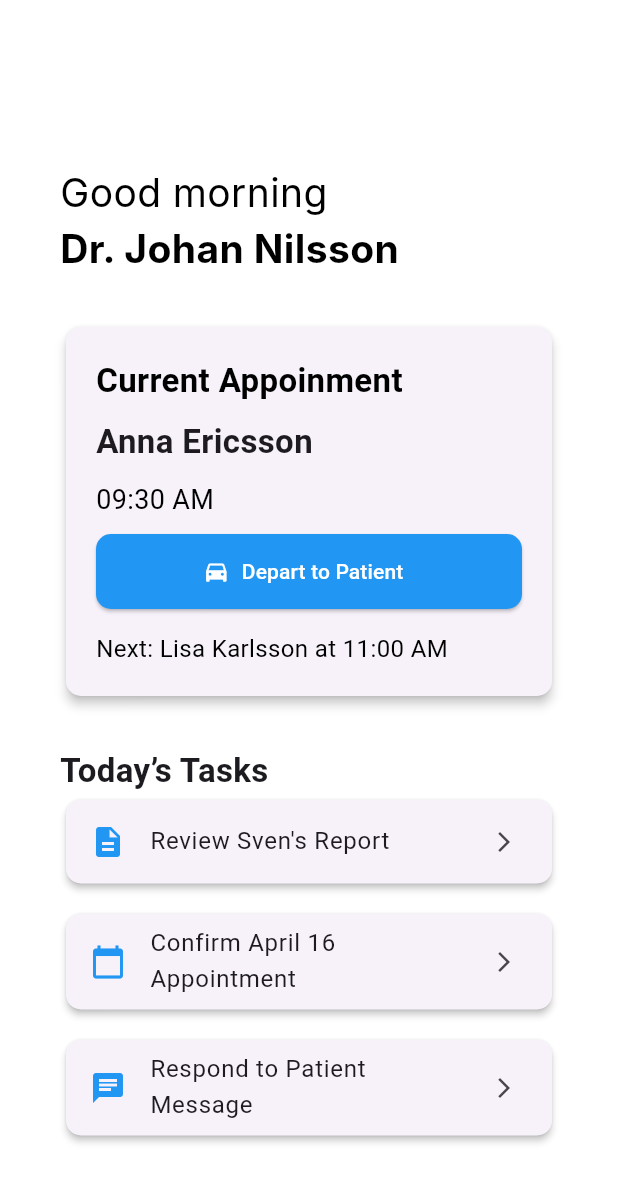
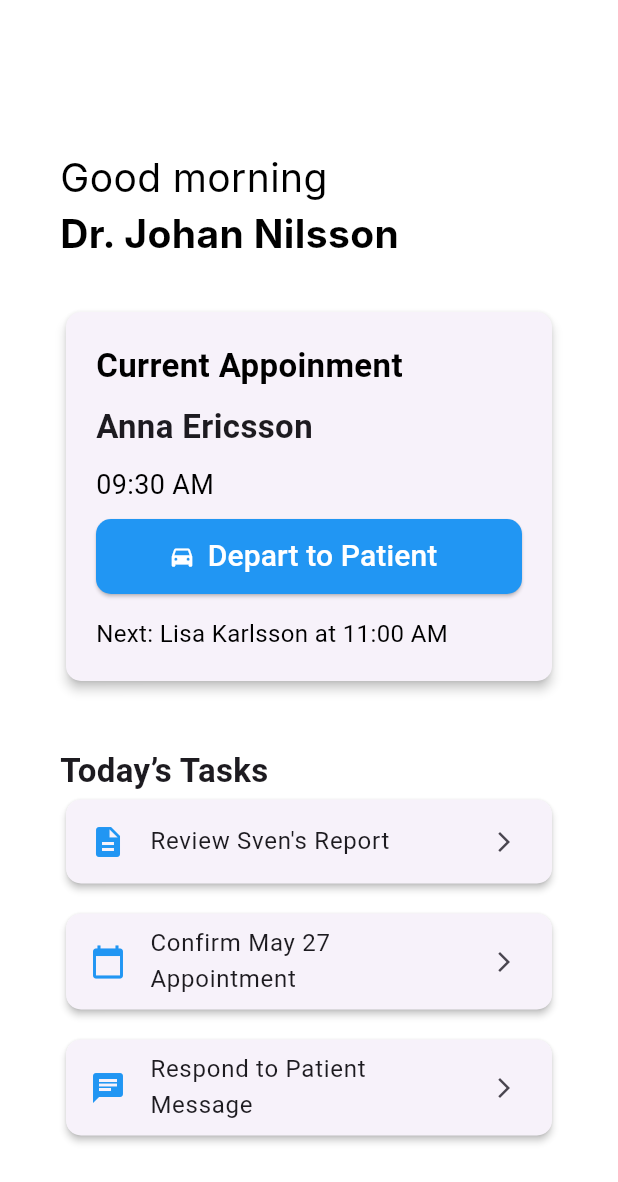
Before and after one commit to JonatanLindh/MediCall, a Flutter app: the DoctorHomeScreenContent screen opened directly, on a phone screen of 412 x 824 dp. Shown: the top 1182 px of the screen. Run offline on Flutter 3.47's test engine with Material 3 defaults, Android fonts, the phone set to English and light mode, and no system bars; our stand-ins replace bloc, equatable, flutter_bloc, flutter_hooks, geolocator, go_router; missing offline and left inert: flutter_webrtc, livekit_client; Roboto replaces fonts that are missing (Inter).

Commit message:
style: change some space and text

```diff
--- a/app/lib/screens/doctor/home/view/doctor_home_screen.dart
+++ b/app/lib/screens/doctor/home/view/doctor_home_screen.dart
@@ -37,7 +37,7 @@ class DoctorHomeScreenContent extends StatelessWidget {
     //final nextAppointmentTime = currentTask?.time ?? 'No appointment';
     final tasks = [
       {'icon': Icons.description, 'text': "Review Sven's Report"},
-      {'icon': Icons.calendar_today, 'text': 'Confirm April 16 Appointment'},
+      {'icon': Icons.calendar_today, 'text': 'Confirm May 27 Appointment'},
       {'icon': Icons.chat, 'text': 'Respond to Patient Message'},
     ];
 
@@ -48,7 +48,7 @@ class DoctorHomeScreenContent extends StatelessWidget {
         child: Column(
           crossAxisAlignment: CrossAxisAlignment.start,
           children: [
-            const SizedBox(height: 60),
+            const SizedBox(height: 50),
             Text(
               'Good morning',
               style: theme.textTheme.bodyLarge?.copyWith(
@@ -79,7 +79,7 @@ class DoctorHomeScreenContent extends StatelessWidget {
             //Text('Next  Appointment: \n${nextPatientName} ${nextAppointmentTime}', style: theme.textTheme.bodyLarge),
             //Text(nextPatientName, style: theme.textTheme.bodyLarge),
             //Text(nextAppointmentTime, style: theme.textTheme.bodyLarge),
-            const SizedBox(height: 30),
+            const SizedBox(height: 40),
             const Text(
               'Today’s Tasks',
               style: TextStyle(fontSize: 22, fontWeight: FontWeight.bold),
--- a/app/lib/screens/doctor/home/view/task_status_button.dart
+++ b/app/lib/screens/doctor/home/view/task_status_button.dart
@@ -39,7 +39,7 @@ class _AssignedTaskStatusButtonState extends State<AssignedTaskStatusButton> {
       child: Column(
         mainAxisSize: MainAxisSize.min,
         children: [
-          SizedBox(height: 50),
+          SizedBox(height: 100),
           Row(
 
             mainAxisSize: MainAxisSize.min,
@@ -47,12 +47,12 @@ class _AssignedTaskStatusButtonState extends State<AssignedTaskStatusButton> {
             children: [
               Icon(Icons.emoji_events, color: Colors.green, size: 24),
               SizedBox(width: 8),
-              Text('All tasks completed.', style: TextStyle(fontSize: 18)),
+              Text('All appointments completed.', style: TextStyle(fontSize: 18)),
             ],
           ),
           SizedBox(height: 8),
           Text('Great work!', style: TextStyle(fontSize: 18)),
-          SizedBox(height: 30),
+          SizedBox(height: 50),
         ],
       ),
     );
@@ -104,7 +104,7 @@ class _AssignedTaskStatusButtonState extends State<AssignedTaskStatusButton> {
 
           ElevatedButton.icon(
             icon: Icon(actionIcon),
-            label: Text(statusText),
+            label: Text(statusText, style: const TextStyle(fontSize: 20)),
             style: ElevatedButton.styleFrom(
               backgroundColor: Colors.blue,
               foregroundColor: Colors.white,
@@ -142,7 +142,7 @@ class _AssignedTaskStatusButtonState extends State<AssignedTaskStatusButton> {
           if(nexttask != null)
             Text('Next: $nextPatientName at $nextAppointmentTime', style: const TextStyle(fontSize: 16, color: Colors.black))
           else
-            Text('No more tasks for today', style: TextStyle(fontSize: 16, color: Colors.black)),
+            Text('No more appoinments for today', style: TextStyle(fontSize: 16, color: Colors.black)),
           //Text(
           //  'Task ${_initialTaskCount! - assignedTasks.length + 1} of $_initialTaskCount',
           //  style: const TextStyle(fontSize: 16, color: Colors.black),
```
